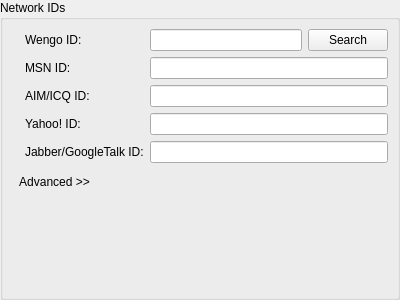
Before: the Qt Designer form wengophone/src/presentation/qt/imcontact/SimpleIMContactManager.ui in tkrotoff/WengoPhone, drawn with Qt 5.
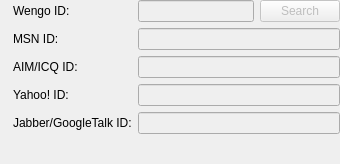
After: the same form once the commit is applied. Icons and pictures are not drawn.

Commit message: - CContactList thread model fixed - QtSimpleIMAccountManager now complete - Minor modifications

The edit to the form file:
```diff
--- a/wengophone/src/presentation/qt/imcontact/SimpleIMContactManager.ui
+++ b/wengophone/src/presentation/qt/imcontact/SimpleIMContactManager.ui
@@ -8,8 +8,8 @@
    <rect>
     <x>0</x>
     <y>0</y>
-    <width>400</width>
-    <height>300</height>
+    <width>340</width>
+    <height>164</height>
    </rect>
   </property>
   <layout class="QGridLayout" >
@@ -17,82 +17,33 @@
     <number>0</number>
    </property>
    <property name="spacing" >
-    <number>0</number>
-   </property>
-   <item row="0" column="0" >
-    <widget class="QGroupBox" name="groupBox" >
-     <property name="title" >
-      <string>Network IDs</string>
-     </property>
-     <layout class="QGridLayout" >
-      <property name="margin" >
-       <number>9</number>
-      </property>
-      <property name="spacing" >
        <number>6</number>
       </property>
-      <item row="5" column="0" colspan="4" >
-       <layout class="QGridLayout" >
-        <property name="margin" >
-         <number>0</number>
-        </property>
-        <property name="spacing" >
-         <number>6</number>
-        </property>
-        <item row="0" column="1" >
+   <item row="5" column="2" >
          <spacer>
           <property name="orientation" >
-           <enum>Qt::Horizontal</enum>
+      <enum>Qt::Vertical</enum>
           </property>
           <property name="sizeHint" >
            <size>
-            <width>281</width>
-            <height>26</height>
+       <width>21</width>
+       <height>41</height>
            </size>
           </property>
          </spacer>
         </item>
-        <item row="0" column="0" >
-         <widget class="QToolButton" name="advancedButton" >
-          <property name="text" >
-           <string>Advanced >></string>
-          </property>
-          <property name="icon" >
-           <iconset resource="../wengophone.qrc" >:/pics/config/advanced.png</iconset>
-          </property>
-          <property name="toolButtonStyle" >
-           <enum>Qt::ToolButtonTextBesideIcon</enum>
-          </property>
-          <property name="autoRaise" >
-           <bool>true</bool>
-          </property>
-         </widget>
-        </item>
-       </layout>
-      </item>
-      <item row="2" column="0" >
-       <widget class="QLabel" name="label_8" >
-        <property name="pixmap" >
-         <pixmap resource="../wengophone.qrc" >:/pics/protocols/aim.png</pixmap>
-        </property>
-       </widget>
-      </item>
-      <item row="1" column="0" >
-       <widget class="QLabel" name="label_3" >
-        <property name="pixmap" >
-         <pixmap resource="../wengophone.qrc" >:/pics/protocols/msn.png</pixmap>
-        </property>
-       </widget>
-      </item>
-      <item row="0" column="0" >
-       <widget class="QLabel" name="label" >
-        <property name="pixmap" >
-         <pixmap resource="../wengophone.qrc" >:/pics/protocols/wengo.png</pixmap>
+   <item row="4" column="2" colspan="2" >
+    <widget class="QLineEdit" name="jabberLineEdit" >
+     <property name="enabled" >
+      <bool>false</bool>
         </property>
        </widget>
       </item>
       <item row="0" column="3" >
        <widget class="QPushButton" name="searchWengoContactButton" >
+     <property name="enabled" >
+      <bool>false</bool>
+     </property>
         <property name="text" >
          <string>Search</string>
         </property>
@@ -101,30 +52,80 @@
         </property>
        </widget>
       </item>
-      <item row="6" column="2" >
-       <spacer>
-        <property name="orientation" >
-         <enum>Qt::Vertical</enum>
-        </property>
-        <property name="sizeHint" >
-         <size>
-          <width>61</width>
-          <height>16</height>
-         </size>
-        </property>
-       </spacer>
-      </item>
-      <item row="3" column="0" >
-       <widget class="QLabel" name="label_6" >
-        <property name="pixmap" >
-         <pixmap resource="../wengophone.qrc" >:/pics/protocols/yahoo.png</pixmap>
+   <item row="1" column="1" >
+    <widget class="QLabel" name="label_4" >
+     <property name="text" >
+      <string>MSN ID:</string>
+     </property>
+    </widget>
+   </item>
+   <item row="1" column="2" colspan="2" >
+    <widget class="QLineEdit" name="msnLineEdit" >
+     <property name="enabled" >
+      <bool>false</bool>
         </property>
        </widget>
       </item>
       <item row="4" column="0" >
-       <widget class="QLabel" name="label_10" >
+    <widget class="QLabel" name="jabberLabel" >
         <property name="pixmap" >
-         <pixmap resource="../wengophone.qrc" >:/pics/protocols/jabber.png</pixmap>
+      <pixmap resource="../wengophone.qrc" >:/pics/protocols/jabber_off.png</pixmap>
+     </property>
+    </widget>
+   </item>
+   <item row="2" column="0" >
+    <widget class="QLabel" name="aimLabel" >
+     <property name="pixmap" >
+      <pixmap resource="../wengophone.qrc" >:/pics/protocols/aim_off.png</pixmap>
+     </property>
+    </widget>
+   </item>
+   <item row="2" column="2" colspan="2" >
+    <widget class="QLineEdit" name="aimLineEdit" >
+     <property name="enabled" >
+      <bool>false</bool>
+     </property>
+    </widget>
+   </item>
+   <item row="2" column="1" >
+    <widget class="QLabel" name="label_7" >
+     <property name="text" >
+      <string>AIM/ICQ ID:</string>
+     </property>
+    </widget>
+   </item>
+   <item row="3" column="2" colspan="2" >
+    <widget class="QLineEdit" name="yahooLineEdit" >
+     <property name="enabled" >
+      <bool>false</bool>
+     </property>
+    </widget>
+   </item>
+   <item row="0" column="2" >
+    <widget class="QLineEdit" name="wengoLineEdit" >
+     <property name="enabled" >
+      <bool>false</bool>
+     </property>
+    </widget>
+   </item>
+   <item row="1" column="0" >
+    <widget class="QLabel" name="msnLabel" >
+     <property name="pixmap" >
+      <pixmap resource="../wengophone.qrc" >:/pics/protocols/msn_off.png</pixmap>
+     </property>
+    </widget>
+   </item>
+   <item row="3" column="0" >
+    <widget class="QLabel" name="yahooLabel" >
+     <property name="pixmap" >
+      <pixmap resource="../wengophone.qrc" >:/pics/protocols/yahoo_off.png</pixmap>
+     </property>
+    </widget>
+   </item>
+   <item row="0" column="1" >
+    <widget class="QLabel" name="label_2" >
+     <property name="text" >
+      <string>Wengo ID:</string>
         </property>
        </widget>
       </item>
@@ -135,12 +136,6 @@
         </property>
        </widget>
       </item>
-      <item row="4" column="2" colspan="2" >
-       <widget class="QLineEdit" name="jabberLineEdit" />
-      </item>
-      <item row="3" column="2" colspan="2" >
-       <widget class="QLineEdit" name="yahooLineEdit" />
-      </item>
       <item row="3" column="1" >
        <widget class="QLabel" name="label_5" >
         <property name="text" >
@@ -148,37 +143,11 @@
         </property>
        </widget>
       </item>
-      <item row="2" column="1" >
-       <widget class="QLabel" name="label_7" >
-        <property name="text" >
-         <string>AIM/ICQ ID:</string>
-        </property>
-       </widget>
-      </item>
-      <item row="0" column="1" >
-       <widget class="QLabel" name="label_2" >
-        <property name="text" >
-         <string>Wengo ID:</string>
-        </property>
-       </widget>
-      </item>
-      <item row="1" column="1" >
-       <widget class="QLabel" name="label_4" >
-        <property name="text" >
-         <string>MSN ID:</string>
-        </property>
-       </widget>
-      </item>
-      <item row="0" column="2" >
-       <widget class="QLineEdit" name="wengoLineEdit" />
-      </item>
-      <item row="1" column="2" colspan="2" >
-       <widget class="QLineEdit" name="msnLineEdit" />
-      </item>
-      <item row="2" column="2" colspan="2" >
-       <widget class="QLineEdit" name="aimLineEdit" />
-      </item>
-     </layout>
+   <item row="0" column="0" >
+    <widget class="QLabel" name="wengoLabel" >
+     <property name="pixmap" >
+      <pixmap resource="../wengophone.qrc" >:/pics/protocols/wengo_off.png</pixmap>
+     </property>
     </widget>
    </item>
   </layout>
```
Lines whose indentation alone changed are shown as unchanged. The commit also changes 18 other files.
